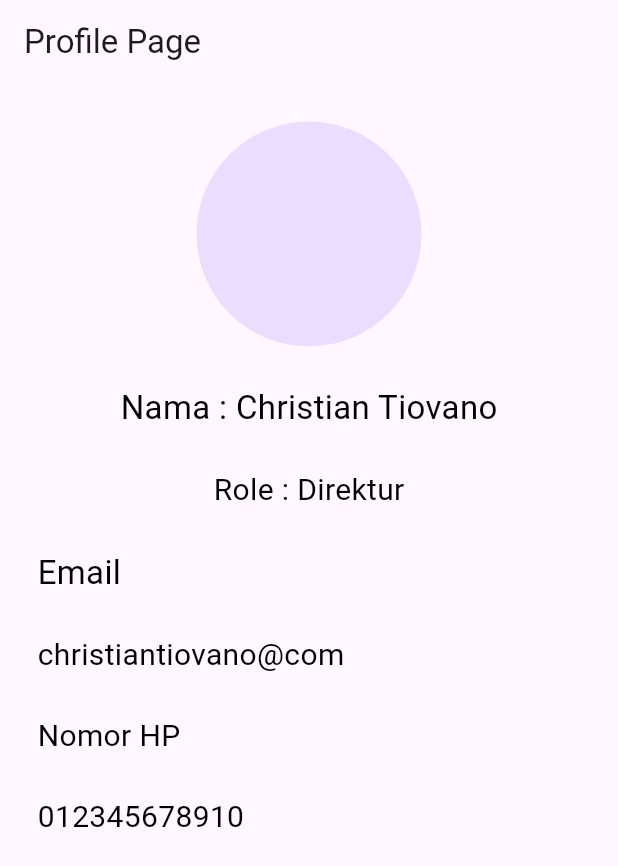
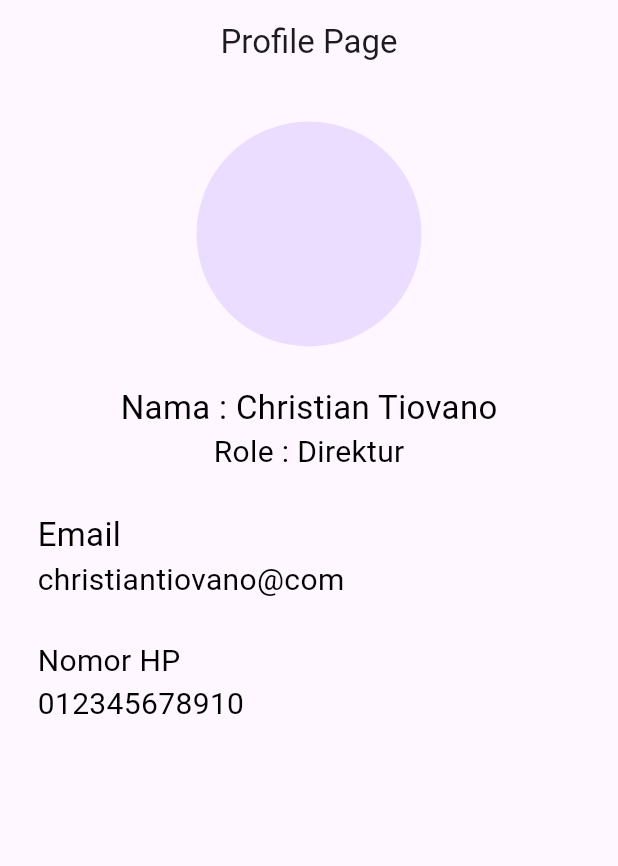
Before and after one commit to Christian-Tiovanto/FE-FlutterProject, a Flutter app: the screen it shows after launch, on a phone screen of 412 x 824 dp. Shown: the top 866 px of the screen. Run offline on Flutter 3.47's test engine with Material 3 defaults, Android fonts, the light colour scheme and no system bars.

Commit message:
feat(profilePage): centered AppBar Title

```diff
--- a/lib/profile.dart
+++ b/lib/profile.dart
@@ -8,6 +8,7 @@ class ProfilePageWidget extends StatelessWidget {
     return Scaffold(
       appBar: AppBar(
         title: Text('Profile Page'),
+        centerTitle: true,
       ),
       body: ProfilePage(),
     );
@@ -36,7 +37,6 @@ class ProfilePage extends StatelessWidget{
 
             ),
           ),
-          SizedBox(height: 25),
           Center(
             child: Text(
               'Role : Direktur',
@@ -48,7 +48,6 @@ class ProfilePage extends StatelessWidget{
             'Email',
             style: TextStyle(fontSize:22, color: Colors.black),
           ),
-          SizedBox(height: 25),
           Text(
             'christiantiovano@com',
             style: TextStyle(fontSize: 20, color: Colors.black),
@@ -58,7 +57,6 @@ class ProfilePage extends StatelessWidget{
             'Nomor HP',
             style: TextStyle(fontSize: 20, color: Colors.black),
           ),
-          SizedBox(height: 25),
           Text(
             '012345678910',
             style: TextStyle(fontSize: 20, color: Colors.black),
```
